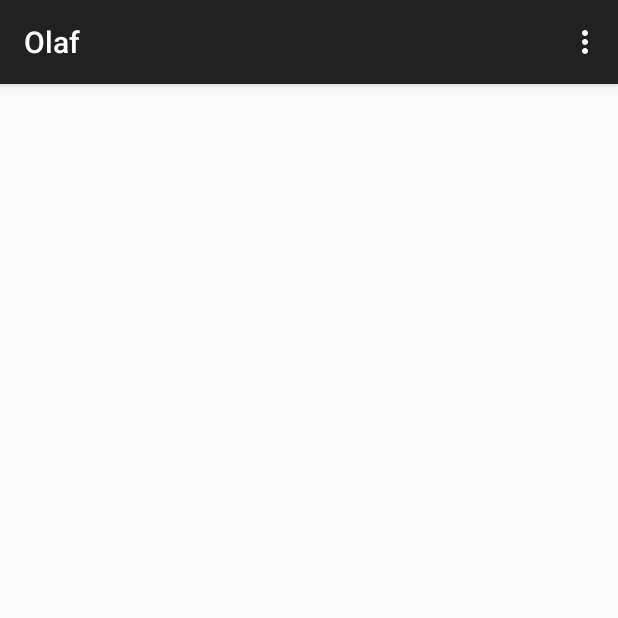
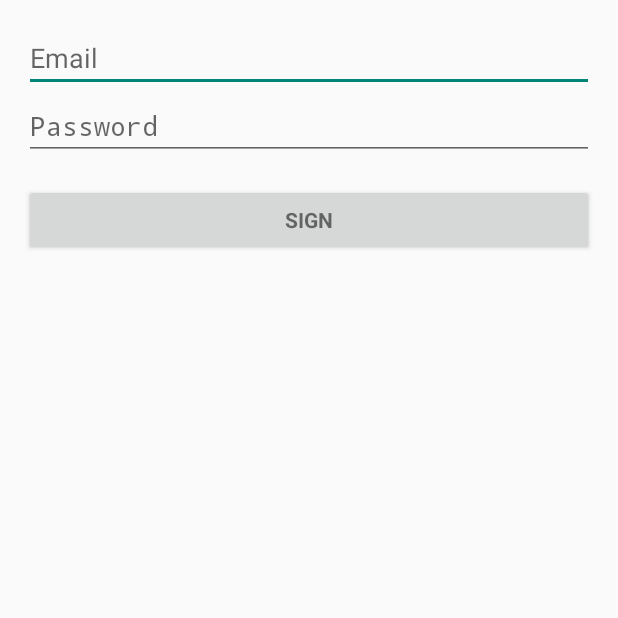
Before and after one commit to abdallahsoliman/olaf, an Android app: the screen it shows after launch (MainActivity before the commit, LoginActivity after it), on a phone screen of 412 x 824 dp, the top half of it. Run offline under Robolectric (Android 15) with nearby library versions, the phone set to English and light mode, and no system bars; 2 statements that could not run were skipped.

Commit message:
retrieved auth token on android app, login partially complete

```diff
--- a/android/app/build.gradle
+++ b/android/app/build.gradle
@@ -5,8 +5,8 @@ android {
     buildToolsVersion "21.1.2"
 
     defaultConfig {
-        applicationId "com.soliman.olaf"
-        minSdkVersion 15
+        applicationId "io.soliman.olaf"
+        minSdkVersion 19
         targetSdkVersion 21
         versionCode 1
         versionName "1.0"
@@ -22,6 +22,5 @@ android {
 dependencies {
     compile fileTree(dir: 'libs', include: ['*.jar'])
     compile 'com.android.support:appcompat-v7:21.0.3'
-    compile 'com.github.nkzawa:socket.io-client:0.3.0'
     compile 'com.google.android.gms:play-services:6.5.87'
 }
--- a/android/app/src/main/java/com/soliman/olaf/MainActivity.java
+++ /dev/null
@@ -1,38 +0,0 @@
-package com.soliman.olaf;
-
-import android.support.v7.app.ActionBarActivity;
-import android.os.Bundle;
-import android.view.Menu;
-import android.view.MenuItem;
-
-
-public class MainActivity extends ActionBarActivity {
-
-    @Override
-    protected void onCreate(Bundle savedInstanceState) {
-        super.onCreate(savedInstanceState);
-        setContentView(R.layout.activity_main);
-    }
-
-    @Override
-    public boolean onCreateOptionsMenu(Menu menu) {
-        // Inflate the menu; this adds items to the action bar if it is present.
-        getMenuInflater().inflate(R.menu.menu_main, menu);
-        return true;
-    }
-
-    @Override
-    public boolean onOptionsItemSelected(MenuItem item) {
-        // Handle action bar item clicks here. The action bar will
-        // automatically handle clicks on the Home/Up button, so long
-        // as you specify a parent activity in AndroidManifest.xml.
-        int id = item.getItemId();
-
-        //noinspection SimplifiableIfStatement
-        if (id == R.id.action_settings) {
-            return true;
-        }
-
-        return super.onOptionsItemSelected(item);
-    }
-}
--- a/android/app/src/main/res/layout/activity_login.xml
+++ b/android/app/src/main/res/layout/activity_login.xml
@@ -4,8 +4,7 @@
     android:orientation="vertical" android:paddingBottom="@dimen/activity_vertical_margin"
     android:paddingLeft="@dimen/activity_horizontal_margin"
     android:paddingRight="@dimen/activity_horizontal_margin"
-    android:paddingTop="@dimen/activity_vertical_margin"
-    tools:context="com.soliman.olaf.LoginActivity">
+    android:paddingTop="@dimen/activity_vertical_margin" tools:context=".LoginActivity">
 
     <!-- Login progress -->
     <ProgressBar android:id="@+id/login_progress" style="?android:attr/progressBarStyleLarge"
--- a/android/app/src/main/res/layout/activity_main.xml
+++ /dev/null
@@ -1,9 +0,0 @@
-<RelativeLayout xmlns:android="http://schemas.android.com/apk/res/android"
-    xmlns:tools="http://schemas.android.com/tools" android:layout_width="match_parent"
-    android:layout_height="match_parent" android:paddingLeft="@dimen/activity_horizontal_margin"
-    android:paddingRight="@dimen/activity_horizontal_margin"
-    android:paddingTop="@dimen/activity_vertical_margin"
-    android:paddingBottom="@dimen/activity_vertical_margin"
-    tools:context="com.soliman.olaf.MainActivity">
-
-</RelativeLayout>
--- a/android/app/src/main/res/menu/menu_main.xml
+++ /dev/null
@@ -1,6 +0,0 @@
-<menu xmlns:android="http://schemas.android.com/apk/res/android"
-    xmlns:app="http://schemas.android.com/apk/res-auto"
-    xmlns:tools="http://schemas.android.com/tools" tools:context="com.soliman.olaf.MainActivity">
-    <item android:id="@+id/action_settings" android:title="@string/action_settings"
-        android:orderInCategory="100" app:showAsAction="never" />
-</menu>
--- a/android/app/src/main/res/values-w820dp/dimens.xml
+++ /dev/null
@@ -1,6 +0,0 @@
-<resources>
-    <!-- Example customization of dimensions originally defined in res/values/dimens.xml
-         (such as screen margins) for screens with more than 820dp of available width. This
-         would include 7" and 10" devices in landscape (~960dp and ~1280dp respectively). -->
-    <dimen name="activity_horizontal_margin">64dp</dimen>
-</resources>
--- a/android/app/src/main/res/values/strings.xml
+++ b/android/app/src/main/res/values/strings.xml
@@ -1,7 +1,3 @@
 <resources>
     <string name="app_name">Olaf</string>
-    <string name="title_activity_main">Olaf</string>
-
-    <string name="hello_world">Hello world!</string>
-    <string name="action_settings">Settings</string>
 </resources>
--- a/android/app/src/main/res/values/strings_activity_login.xml
+++ b/android/app/src/main/res/values/strings_activity_login.xml
@@ -1,14 +1,15 @@
 <resources>
-    <string name="title_activity_login">Log in</string>
 
     <!-- Strings related to login -->
     <string name="prompt_email">Email</string>
-    <string name="prompt_password">Password (optional)</string>
-    <string name="action_sign_in">Sign in or register</string>
+    <string name="prompt_password">Password</string>
+    <string name="action_sign_in">Sign</string>
     <string name="action_sign_in_short">Sign in</string>
+    <string name="action_register">Register</string>
+    <string name="action_register_short">Register</string>
 
-    <string name="error_invalid_email">This email address is invalid</string>
-    <string name="error_invalid_password">This password is too short</string>
-    <string name="error_incorrect_password">This password is incorrect</string>
-    <string name="error_field_required">This field is required</string>
+    <string name="error_invalid_email">Email address is invalid</string>
+    <string name="error_invalid_password">Password is invalid</string>
+    <string name="error_incorrect_password">Password is incorrect</string>
+    <string name="error_field_required">Required field</string>
 </resources>
```
Also changed, not shown: android/app/src/main/AndroidManifest.xml (+7 -20 lines), android/app/src/main/java/com/soliman/olaf/SMSListener.java (deleted, +0 -38 lines), android/app/src/main/java/io/soliman/olaf/LoginActivity.java (renamed from android/app/src/main/java/com/soliman/olaf/LoginActivity.java, +42 -25 lines), 4 other files.
